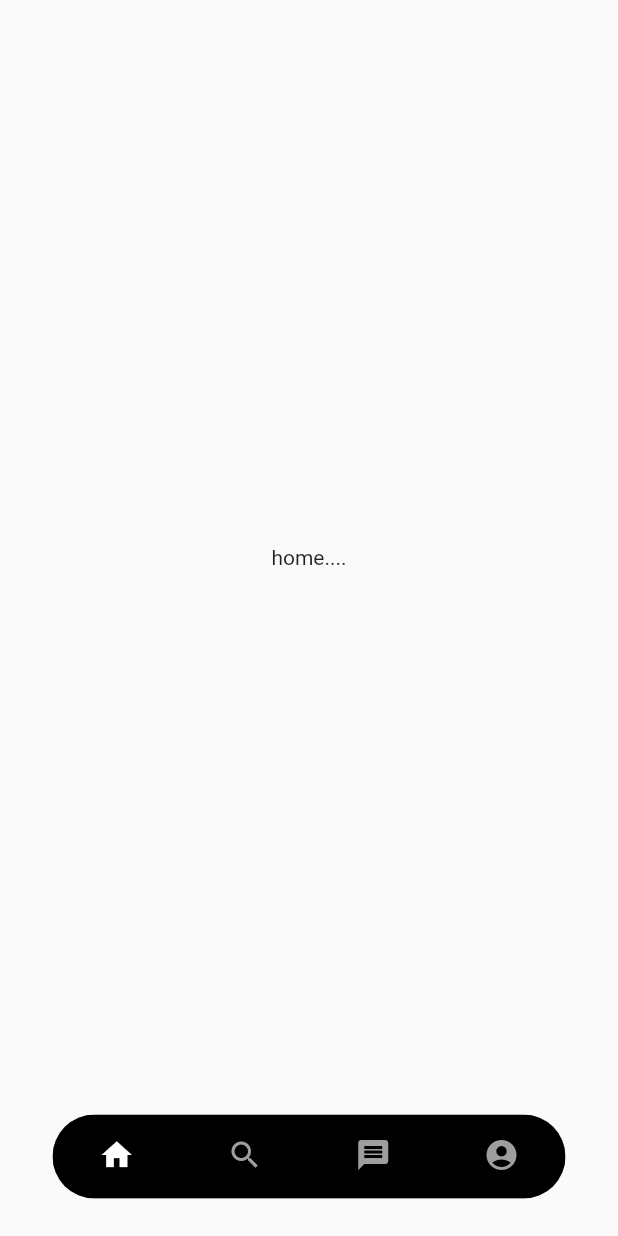
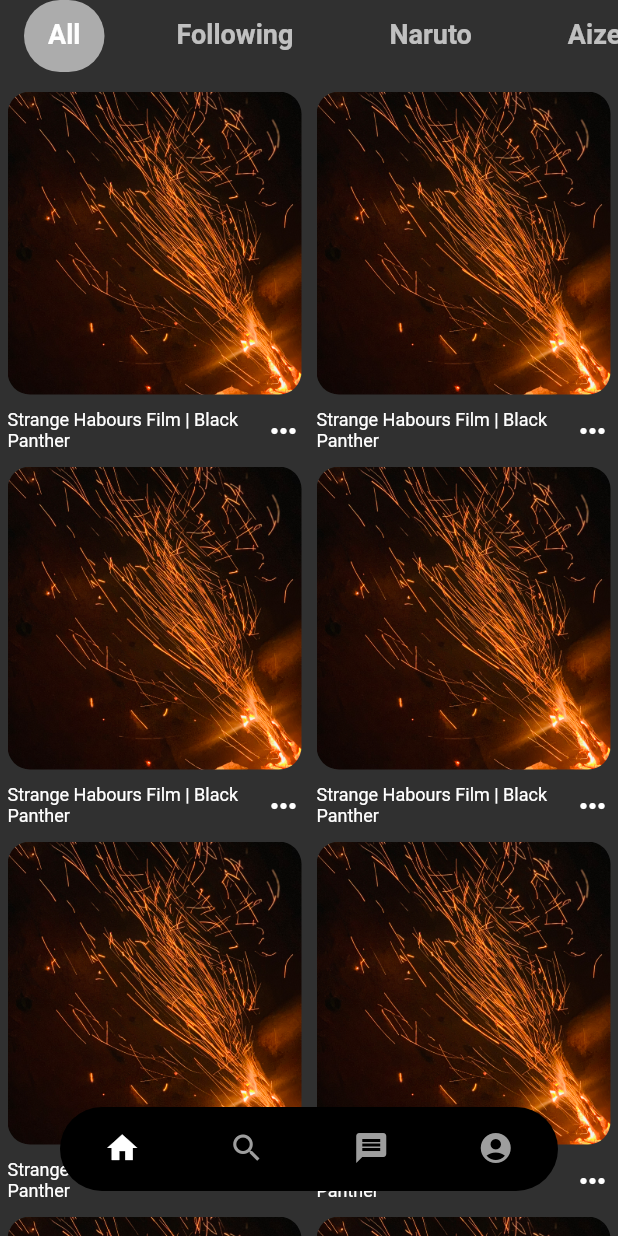
Before and after one commit to josh4500/pinterest_clone, a Flutter app: the screen it shows after launch, on a phone screen of 412 x 824 dp. Run offline on Flutter 3.47's test engine with Material 2 defaults, Android fonts, the phone set to English and light mode, and no system bars.

Commit message:
Added HomeScreen Components

```diff
--- a/lib/main.dart
+++ b/lib/main.dart
@@ -15,6 +15,7 @@ class MyApp extends StatelessWidget {
   Widget build(BuildContext context) {
     return MaterialApp(
       title: 'Pinterest Clone',
+      theme: ThemeData.dark(),
       home: Home(),
     );
   }
--- /dev/null
+++ b/lib/presentation/ImageCard.dart
@@ -0,0 +1,131 @@
+import 'package:flutter/material.dart';
+import 'PopFlatButton.dart';
+
+class ImageCard extends StatelessWidget {
+  ImageCard(
+      {@required this.icon, @required this.text, @required this.imageUri});
+
+  final IconData icon;
+  final String text;
+  final String imageUri;
+  void _modalBottomSheetMenu(BuildContext context) {
+    showModalBottomSheet(
+        context: context,
+        builder: (builder) {
+          return new Container(
+            height: MediaQuery.of(context).size.height * (1.8 / 5),
+            child: Column(
+              crossAxisAlignment: CrossAxisAlignment.start,
+              children: <Widget>[
+                Padding(
+                  padding: EdgeInsets.all(10.0),
+                  child: Row(
+                    children: [
+                      SizedBox(
+                          child: IconButton(
+                        padding: EdgeInsets.all(0.0),
+                        icon: IconButton(
+                          onPressed: () {
+                            Navigator.pop(context);
+                          },
+                          icon: Icon(
+                            Icons.close_rounded,
+                            size: 35.0,
+                            color: Color(0x82FFFFFF),
+                          ),
+                        ),
+                        onPressed: () {},
+                      )),
+                      Text(
+                        'Options',
+                        style: TextStyle(
+                          fontSize: 16,
+                          color: Color(0xF2FFFFFF),
+                        ),
+                      ),
+                    ],
+                  ),
+                ),
+                Divider(
+                  height: 1.0,
+                ),
+                Padding(
+                  padding: EdgeInsets.fromLTRB(15.0, 5.0, 15.0, 0.0),
+                  child: Column(
+                    crossAxisAlignment: CrossAxisAlignment.start,
+                    children: <Widget>[
+                      PopFlatButton(text: 'Download Image'),
+                      PopFlatButton(text: 'Hide Pin'),
+                      PopFlatButton(text: 'Report pin'),
+                    ],
+                  ),
+                ),
+                Divider(
+                  height: 1.0,
+                ),
+                Padding(
+                  padding: EdgeInsets.fromLTRB(15.0, 25.0, 15.0, 25.0),
+                  child: Text(
+                    'This pin is inspired by your recent activity',
+                    style: TextStyle(
+                      backgroundColor: Colors.transparent,
+                      color: Color(0xF2FFFFFF),
+                      fontWeight: FontWeight.w400,
+                      fontSize: 16,
+                    ),
+                    textAlign: TextAlign.center,
+                  ),
+                )
+              ],
+            ),
+          );
+        });
+  }
+
+  @override
+  Widget build(BuildContext context) {
+    return Container(
+      margin: EdgeInsets.all(5.0),
+      child: Column(
+        crossAxisAlignment: CrossAxisAlignment.stretch,
+        children: [
+          Flexible(
+            child: ClipRRect(
+              borderRadius: BorderRadius.circular(15.0),
+              child: Container(
+                child: Image.asset(
+                  imageUri,
+                  fit: BoxFit.cover,
+                ),
+              ),
+            ),
+          ),
+          SizedBox(
+            height: 10.0,
+          ),
+          Row(
+            children: [
+              Flexible(
+                child: Text(
+                  text,
+                  textAlign: TextAlign.left,
+                  maxLines: 2,
+                  overflow: TextOverflow.ellipsis,
+                  style: TextStyle(
+                    fontSize: 12,
+                  ),
+                ),
+              ),
+              GestureDetector(
+                onTap: () {
+                  _modalBottomSheetMenu(context);
+                },
+                child: Icon(icon),
+              )
+            ],
+          ),
+        ],
+      ),
+    );
+  }
+}
--- a/lib/presentation/screens/HomeScreen.dart
+++ b/lib/presentation/screens/HomeScreen.dart
@@ -2,6 +2,7 @@ import 'package:flutter/material.dart';
 import 'package:pinterest_clone/presentation/screens/DiscoverScreen.dart';
 import 'package:pinterest_clone/presentation/screens/ProfileScreen.dart';
 import 'package:pinterest_clone/presentation/screens/SearchScreen.dart';
+import 'package:pinterest_clone/presentation/ImageCard.dart';
 
 class Home extends StatefulWidget {
   @override
@@ -39,6 +40,7 @@ class _HomeState extends State<Home> {
   @override
   Widget build(BuildContext context) {
     return Scaffold(
+      extendBody: true,
       body: IndexedStack(
         index: _selectedIndex,
         children: [
@@ -49,12 +51,14 @@ class _HomeState extends State<Home> {
         ],
       ),
       bottomNavigationBar: Container(
-        margin: EdgeInsets.only(left: 35.0, right: 35.0, bottom: 25.0),
+        margin: EdgeInsets.only(left: 40.0, right: 40.0, bottom: 30.0),
+        color: Colors.transparent,
         child: ClipRRect(
           borderRadius: BorderRadius.all(
             Radius.circular(35.0),
           ),
           child: BottomNavigationBar(
+            elevation: 1.0,
             showSelectedLabels: false,
             showUnselectedLabels: false,
             selectedItemColor: Colors.white,
@@ -80,12 +84,154 @@ class HomeScreen extends StatefulWidget {
   _HomeScreenState createState() => _HomeScreenState();
 }
 
-class _HomeScreenState extends State<HomeScreen> {
+class _HomeScreenState extends State<HomeScreen>
+    with SingleTickerProviderStateMixin {
+  TabController _controller;
+
+  List<Widget> _tab = [
+    Tab(
+      child: Container(
+        padding: EdgeInsets.symmetric(horizontal: 16.0),
+        child: Text(
+          'All',
+          style: TextStyle(fontWeight: FontWeight.bold, fontSize: 18),
+        ),
+      ),
+    ),
+    Tab(
+      child: Container(
+        padding: EdgeInsets.symmetric(horizontal: 16.0),
+        child: Text(
+          'Following',
+          style: TextStyle(fontWeight: FontWeight.bold, fontSize: 18),
+        ),
+      ),
+    ),
+    Tab(
+      child: Container(
+        padding: EdgeInsets.symmetric(horizontal: 16.0),
+        child: Text(
+          'Naruto',
+          style: TextStyle(fontWeight: FontWeight.bold, fontSize: 18),
+        ),
+      ),
+    ),
+    Tab(
+      child: Container(
+        padding: EdgeInsets.symmetric(horizontal: 16.0),
+        child: Text(
+          'Aizen Sosuke',
+          style: TextStyle(fontWeight: FontWeight.bold, fontSize: 18),
+        ),
+      ),
+    ),
+  ];
+  @override
+  void initState() {
+    super.initState();
+    _controller = TabController(length: 4, vsync: this, initialIndex: 0);
+  }
+
   @override
   Widget build(BuildContext context) {
-    return Container(
-      child: Center(
-        child: Text('home....'),
+    return SafeArea(
+      bottom: false,
+      child: Scaffold(
+        appBar: TabBar(
+          physics: BouncingScrollPhysics(),
+          isScrollable: true,
+          indicatorSize: TabBarIndicatorSize.values[1],
+          controller: _controller,
+          indicator: BoxDecoration(
+            borderRadius: BorderRadius.circular(50),
+            color: Colors.white60,
+          ),
+          tabs: _tab,
+        ),
+        body: Padding(
+          padding: const EdgeInsets.only(top: 8.0),
+          child: TabBarView(
+            physics: BouncingScrollPhysics(),
+            controller: _controller,
+            children: [
+              GridView.count(
+                physics: BouncingScrollPhysics(),
+                crossAxisCount: 2,
+                childAspectRatio: MediaQuery.of(context).size.height / 1000,
+                children: [
+                  ImageCard(
+                    text: 'Strange Habours Film | Black Panther',
+                    icon: Icons.more_horiz,
+                    imageUri: 'images/testImage1.jpeg',
+                  ),
+                  ImageCard(
+                    text: 'Strange Habours Film | Black Panther',
+                    icon: Icons.more_horiz,
+                    imageUri: 'images/testImage1.jpeg',
+                  ),
+                  ImageCard(
+                    text: 'Strange Habours Film | Black Panther',
+                    icon: Icons.more_horiz,
+                    imageUri: 'images/testImage1.jpeg',
+                  ),
+                  ImageCard(
+                    text: 'Strange Habours Film | Black Panther',
+                    icon: Icons.more_horiz,
+                    imageUri: 'images/testImage1.jpeg',
+                  ),
+                  ImageCard(
+                    text: 'Strange Habours Film | Black Panther',
+                    icon: Icons.more_horiz,
+                    imageUri: 'images/testImage1.jpeg',
+                  ),
+                  ImageCard(
+                    text: 'Strange Habours Film | Black Panther',
+                    icon: Icons.more_horiz,
+                    imageUri: 'images/testImage1.jpeg',
+                  ),
+                  ImageCard(
+                    text: 'Strange Habours Film | Black Panther',
+                    icon: Icons.more_horiz,
+                    imageUri: 'images/testImage1.jpeg',
+                  ),
+                  ImageCard(
+                    text: 'Strange Habours Film | Black Panther',
+                    icon: Icons.more_horiz,
+                    imageUri: 'images/testImage1.jpeg',
+                  ),
+                  ImageCard(
+                    text: 'Strange Habours Film | Black Panther',
+                    icon: Icons.more_horiz,
+                    imageUri: 'images/testImage1.jpeg',
+                  ),
+                  ImageCard(
+                    text: 'Strange Habours Film | Black Panther',
+                    icon: Icons.more_horiz,
+                    imageUri: 'images/testImage1.jpeg',
+                  ),
+                  ImageCard(
+                    text: 'Strange Habours Film | Black Panther',
+                    icon: Icons.more_horiz,
+                    imageUri: 'images/testImage1.jpeg',
+                  ),
+                  ImageCard(
+                    text: 'Strange Habours Film | Black Panther',
+                    icon: Icons.more_horiz,
+                    imageUri: 'images/testImage1.jpeg',
+                  ),
+                  ImageCard(
+                    text: 'Strange Habours Film | Black Panther',
+                    icon: Icons.more_horiz,
+                    imageUri: 'images/testImage1.jpeg',
+                  ),
+                ],
+              ),
+              Center(child: Text('100')),
+              Center(child: Text('100')),
+              Center(child: Text('100')),
+            ],
+          ),
+        ),
       ),
     );
   }
```
Also changed, not shown: lib/presentation/PopFlatButton.dart (added, +36 -0 lines), pubspec.yaml (+3 -6 lines), images/testImage1.jpeg (added).
